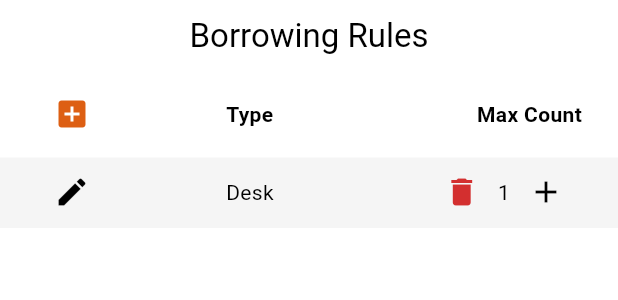
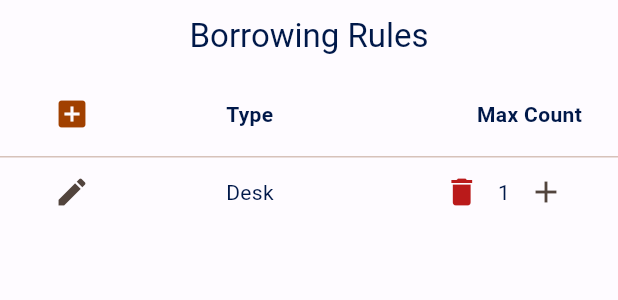
Before and after one commit to vehikl/spare-parts, a Flutter app: the BorrowingRulesSetting widget shown alone on an empty page, opened directly, after a tap on "Add Rule", on a phone screen of 412 x 824 dp. Shown: the top 300 px of the screen. Run offline on Flutter 3.47's test engine with Material 2 defaults, Android fonts, the phone set to English and light mode, and no system bars; our stand-ins replace cloud_firestore, cloud_functions, firebase_auth, firebase_core; missing offline and left inert: mockito; accounts and stored records are empty; generated files the repository leaves out were written again; network calls fail.

Commit message:
Add generated colorscheme

```diff
--- a/lib/pages/home_page/settings_view/borrowing_rules_setting/borrowing_rules_setting.dart
+++ b/lib/pages/home_page/settings_view/borrowing_rules_setting/borrowing_rules_setting.dart
@@ -98,8 +98,6 @@ class BorrowingRulesSetting extends StatelessWidget {
                       ),
                       child: SingleChildScrollView(
                         child: DataTable(
-                          dataRowColor:
-                              MaterialStatePropertyAll(Colors.grey[100]),
                           headingTextStyle:
                               TextStyle(fontWeight: FontWeight.bold),
                           columns: [
--- a/lib/widgets/inventory_list_item.dart
+++ b/lib/widgets/inventory_list_item.dart
@@ -39,6 +39,7 @@ class InventoryListItem extends StatelessWidget {
       closedShape: const RoundedRectangleBorder(),
       closedElevation: 0.0,
       transitionDuration: Duration(milliseconds: 500),
+      closedColor: Theme.of(context).colorScheme.background,
       closedBuilder: (BuildContext _, VoidCallback openContainer) {
         return ListTile(
           leading: ItemIcon(item: item),
--- a/pubspec.yaml
+++ b/pubspec.yaml
@@ -24,6 +24,7 @@ dependencies:
   cloud_functions: ^3.3.7
   build_runner: ^2.3.2
   animations: ^2.0.7
+  dynamic_color: ^1.6.0
 
 dev_dependencies:
   flutter_test:
```
Also changed, not shown: lib/main.dart (+8 -2 lines), lib/material-theme/color_schemes.g.dart (added), lib/material-theme/main.g.dart (added), pubspec.lock, 5 other files.
